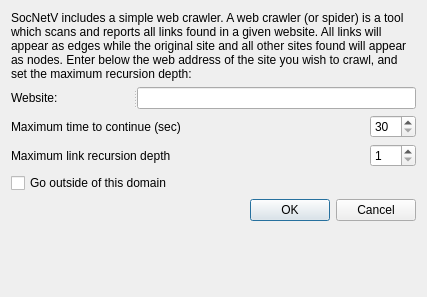
The window that trunk/src/forms/webcrawlerdialog.ui (socnetv/app) describes before a commit, drawn with Qt 5.
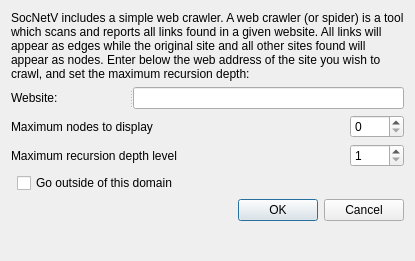
The same window after the commit.

Commit message: Code now takes into account maximum nodes and recursion level. Still needs work to understand what recursion depth level is...

```diff
--- a/trunk/src/forms/webcrawlerdialog.ui
+++ b/trunk/src/forms/webcrawlerdialog.ui
@@ -6,8 +6,8 @@
    <rect>
     <x>0</x>
     <y>0</y>
-    <width>427</width>
-    <height>297</height>
+    <width>415</width>
+    <height>261</height>
    </rect>
   </property>
   <property name="minimumSize">
@@ -20,6 +20,9 @@
    <string>Dialog</string>
   </property>
   <layout class="QFormLayout" name="formLayout">
+   <property name="fieldGrowthPolicy">
+    <enum>QFormLayout::ExpandingFieldsGrow</enum>
+   </property>
    <item row="0" column="0" colspan="2">
     <widget class="QLabel" name="label_2">
      <property name="text">
@@ -34,19 +37,6 @@
      </property>
     </widget>
    </item>
-   <item row="1" column="0" colspan="2">
-    <widget class="QSplitter" name="splitter">
-     <property name="orientation">
-      <enum>Qt::Horizontal</enum>
-     </property>
-     <widget class="QLabel" name="label">
-      <property name="text">
-       <string>Website:</string>
-      </property>
-     </widget>
-     <widget class="QLineEdit" name="websiteLineEdit"/>
-    </widget>
-   </item>
    <item row="2" column="0" colspan="2">
     <layout class="QGridLayout" name="gridLayout">
      <item row="0" column="1">
@@ -63,7 +53,7 @@
       </spacer>
      </item>
      <item row="0" column="2">
-      <widget class="QSpinBox" name="maxTimeSpinBox">
+      <widget class="QSpinBox" name="maxNodesSpinBox">
        <property name="minimumSize">
         <size>
          <width>46</width>
@@ -71,7 +61,13 @@
         </size>
        </property>
        <property name="minimum">
-        <number>30</number>
+        <number>0</number>
+       </property>
+       <property name="maximum">
+        <number>9999</number>
+       </property>
+       <property name="value">
+        <number>0</number>
        </property>
       </widget>
      </item>
@@ -84,7 +80,7 @@
         </size>
        </property>
        <property name="text">
-        <string>Maximum link recursion depth</string>
+        <string>Maximum recursion depth level</string>
        </property>
       </widget>
      </item>
@@ -123,20 +119,13 @@
         </size>
        </property>
        <property name="text">
-        <string>Maximum time to continue (sec)</string>
+        <string>Maximum nodes to display</string>
        </property>
       </widget>
      </item>
     </layout>
    </item>
-   <item row="3" column="0">
-    <widget class="QCheckBox" name="goOutCheckBox">
-     <property name="text">
-      <string>Go outside of this domain</string>
-     </property>
-    </widget>
-   </item>
-   <item row="4" column="1">
+   <item row="5" column="1">
     <widget class="QDialogButtonBox" name="buttonBox">
      <property name="orientation">
       <enum>Qt::Horizontal</enum>
@@ -146,6 +135,26 @@
      </property>
     </widget>
    </item>
+   <item row="1" column="0" colspan="2">
+    <widget class="QSplitter" name="splitter">
+     <property name="orientation">
+      <enum>Qt::Horizontal</enum>
+     </property>
+     <widget class="QLabel" name="label">
+      <property name="text">
+       <string>Website:</string>
+      </property>
+     </widget>
+     <widget class="QLineEdit" name="websiteLineEdit"/>
+    </widget>
+   </item>
+   <item row="4" column="1">
+    <widget class="QCheckBox" name="goOutCheckBox">
+     <property name="text">
+      <string>Go outside of this domain</string>
+     </property>
+    </widget>
+   </item>
   </layout>
  </widget>
  <resources/>
```
The commit also changes 7 other files.
